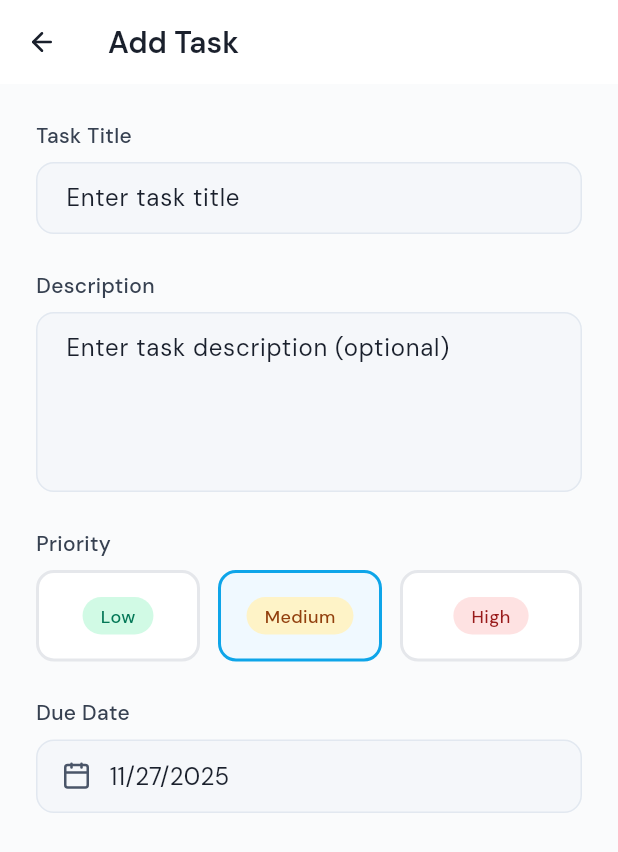
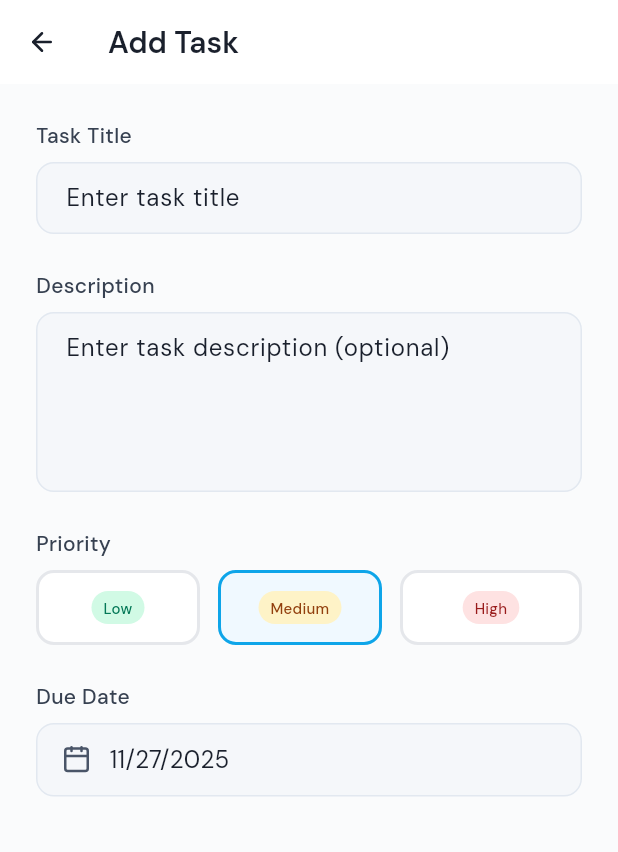
Before and after one commit to Ampexqt/TaskMate, a Flutter app: the AddTaskScreen screen opened by its route, on a phone screen of 412 x 824 dp. Shown: the top 852 px of the screen. Run offline on Flutter 3.47's test engine with Material 3 defaults, Android fonts, the phone set to English and light mode, and no system bars; drawn by our look-alikes of flutter_animate; our stand-ins replace cloud_firestore, connectivity_plus, firebase_core, go_router, google_fonts, lucide_icons and 1 more; accounts and stored records are empty; generated files the repository leaves out were written again.

Commit message:
fix the bug

```diff
--- a/lib/presentation/screens/add_task/widgets/priority_selector.dart
+++ b/lib/presentation/screens/add_task/widgets/priority_selector.dart
@@ -31,7 +31,7 @@ class PrioritySelector extends StatelessWidget {
               onTap: () => onPriorityChanged(priority),
               child: AnimatedContainer(
                 duration: AppDimensions.hoverLiftDuration,
-                padding: const EdgeInsets.all(AppDimensions.lg),
+                padding: const EdgeInsets.all(AppDimensions.md),
                 decoration: BoxDecoration(
                   color: isSelected
                       ? (isDark
--- a/lib/presentation/widgets/badges/priority_badge.dart
+++ b/lib/presentation/widgets/badges/priority_badge.dart
@@ -28,18 +28,26 @@ class PriorityBadge extends StatelessWidget {
         textColor = isDark ? AppColors.darkTextPrimary : AppColors.green700;
         break;
       case Priority.medium:
-        backgroundColor = isDark ? AppColors.amber700 : AppColors.lightPriorityMediumBg;
-        textColor = isDark ? AppColors.darkTextPrimary : AppColors.lightPriorityMediumText;
+        backgroundColor = isDark
+            ? AppColors.amber700
+            : AppColors.lightPriorityMediumBg;
+        textColor = isDark
+            ? AppColors.darkTextPrimary
+            : AppColors.lightPriorityMediumText;
         break;
       case Priority.high:
-        backgroundColor = isDark ? AppColors.red700 : AppColors.lightPriorityHighBg;
-        textColor = isDark ? AppColors.darkTextPrimary : AppColors.lightPriorityHighText;
+        backgroundColor = isDark
+            ? AppColors.red700
+            : AppColors.lightPriorityHighBg;
+        textColor = isDark
+            ? AppColors.darkTextPrimary
+            : AppColors.lightPriorityHighText;
         break;
     }
 
     final badge = Container(
       padding: const EdgeInsets.symmetric(
-        horizontal: AppDimensions.md,
+        horizontal: AppDimensions.sm,
         vertical: AppDimensions.xs,
       ),
       decoration: BoxDecoration(
@@ -48,7 +56,12 @@ class PriorityBadge extends StatelessWidget {
       ),
       child: Text(
         priority.displayName,
-        style: AppTextStyles.caption(color: textColor),
+        style: AppTextStyles.caption(
+          color: textColor,
+        ).copyWith(fontSize: 10, letterSpacing: 0.2),
+        maxLines: 1,
+        overflow: TextOverflow.ellipsis,
+        textAlign: TextAlign.center,
       ),
     );
 
```
